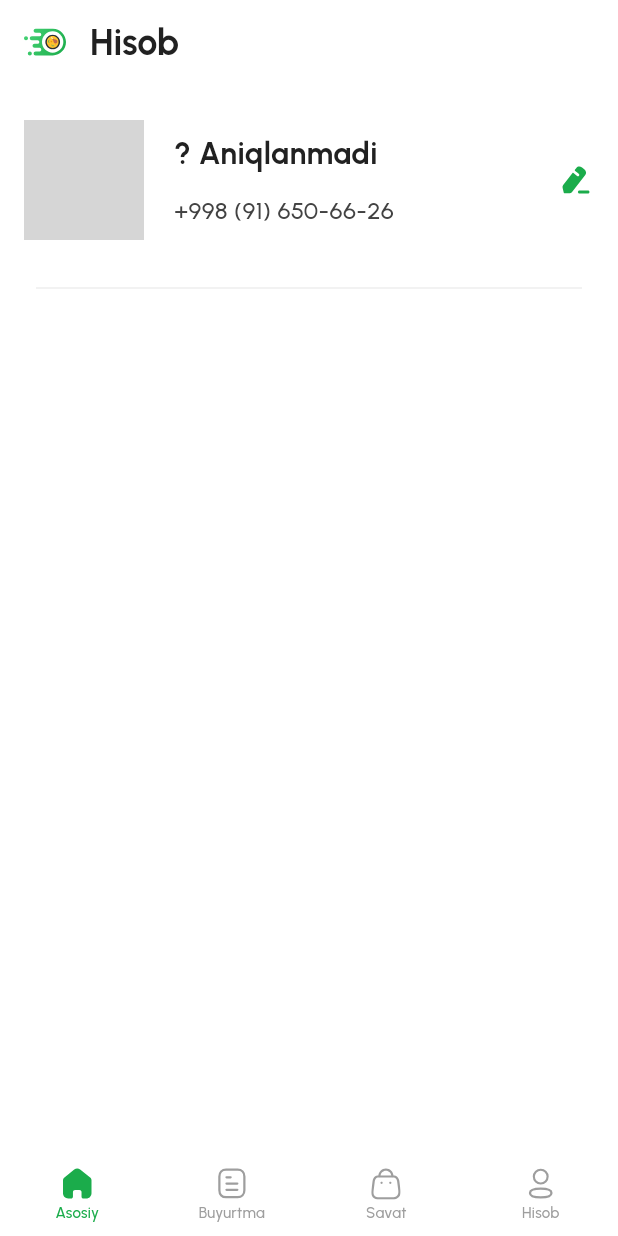
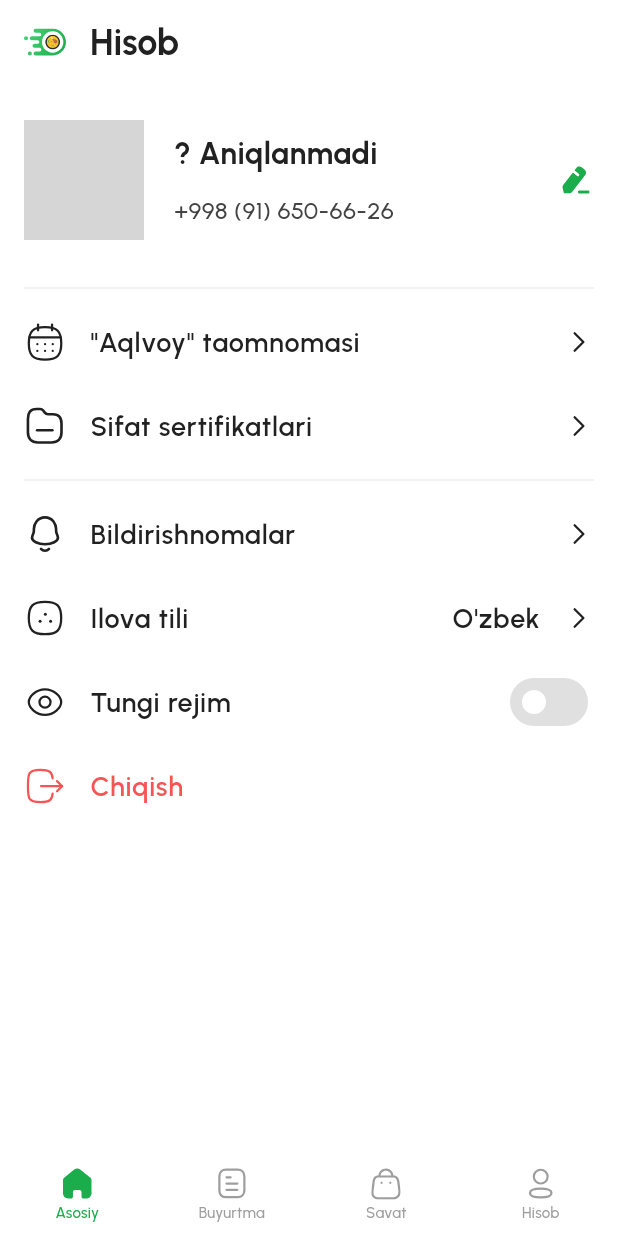
Before and after one commit to mabdubannobov/my_dmtt, a Flutter app: the MainScreen screen opened directly, swiped to page 4, on a phone screen of 412 x 824 dp. Run offline on Flutter 3.47's test engine with Material 3 defaults, Android fonts, the phone set to English and light mode, and no system bars; drawn by our look-alikes of cached_network_image; our stand-ins replace bloc, dio, equatable, flutter_bloc, flutter_svg, hive and 2 more; accounts and stored records are empty; network calls fail; grey boxes are pictures that could not be loaded.

Commit message:
add settings items

```diff
--- a/lib/constants/app_assets.dart
+++ b/lib/constants/app_assets.dart
@@ -44,6 +44,14 @@ class AppIcons extends AssetsFolder {
   String get userFieldFilled => '$basePath/ic-profile-field-filled.svg';
   String get hide => '$basePath/ic-hide.svg';
   String get hideActive => '$basePath/ic-hide-active.svg';
+
+  // Account Screen
+  String get calendar => '$basePath/ic-calendar.svg';
+  String get folder => '$basePath/ic-folder.svg';
+  String get arrowRight => '$basePath/ic-arrow-right.svg';
+  String get language => '$basePath/ic-language.svg';
+  String get show => '$basePath/ic-show.svg';
+  String get logout => '$basePath/ic-logout.svg';
 }
 
 class AppImages extends AssetsFolder {
--- a/lib/features/account/screens/account.dart
+++ b/lib/features/account/screens/account.dart
@@ -5,10 +5,12 @@ import 'package:flutter_bloc/flutter_bloc.dart';
 import 'package:flutter_svg/flutter_svg.dart';
 import 'package:my_dmtt/constants/app_colors.dart';
 import 'package:my_dmtt/features/account/bloc/account_bloc.dart';
+import 'package:my_dmtt/features/account/screens/notifications.dart';
 
 import '../../../constants/app_assets.dart';
 import '../../../constants/app_text_styles.dart';
 import '../../../models/user_model.dart';
+import '../widgets/settings_item.dart';
 
 class AccountScreen extends StatefulWidget {
   const AccountScreen({super.key});
@@ -95,12 +97,65 @@ class _AccountScreenState extends State<AccountScreen> {
               ),
             ),
             Padding(
-              padding: const EdgeInsets.symmetric(horizontal: 24),
+              padding: const EdgeInsets.symmetric(horizontal: 16),
               child: Divider(
                 color: AppColors.greyscaleLight.shade200,
               ),
             ),
-            const ListTile()
+            SettingsItem(
+              leadingIcon: AppAssets.icons.calendar,
+              title: '"Aqlvoy" taomnomasi',
+              onTap: () {},
+            ),
+            SettingsItem(
+              leadingIcon: AppAssets.icons.folder,
+              title: 'Sifat sertifikatlari',
+              onTap: () {},
+            ),
+            Padding(
+              padding: const EdgeInsets.symmetric(horizontal: 16),
+              child: Divider(
+                color: AppColors.greyscaleLight.shade200,
+              ),
+            ),
+            SettingsItem(
+              leadingIcon: AppAssets.icons.notification,
+              title: 'Bildirishnomalar',
+              onTap: () {
+                Navigator.push(
+                  context,
+                  MaterialPageRoute(
+                    builder: (context) => const SettingsNotifications(),
+                  ),
+                );
+              },
+            ),
+            SettingsItem(
+              leadingIcon: AppAssets.icons.language,
+              title: 'Ilova tili',
+              onTap: () {},
+            ),
+            SettingsItem(
+              leadingIcon: AppAssets.icons.show,
+              title: 'Tungi rejim',
+              trailingIcon: Switch(
+                value: false,
+                onChanged: (value) {},
+                activeColor: Colors.white,
+                activeTrackColor: AppColors.primaryLight.shade500,
+                inactiveTrackColor: AppColors.greyscaleLight.shade300,
+                trackOutlineWidth: const WidgetStatePropertyAll(0),
+                trackOutlineColor: WidgetStatePropertyAll(AppColors.greyscaleLight.shade300),
+                inactiveThumbColor: Colors.white,
+              ),
+              onTap: () {},
+            ),
+            SettingsItem(
+              leadingIcon: AppAssets.icons.logout,
+              title: 'Chiqish',
+              trailingIcon: const SizedBox.shrink(),
+              onTap: () {},
+            )
           ],
         );
       },
--- /dev/null
+++ b/lib/features/account/widgets/settings_item.dart
@@ -0,0 +1,54 @@
+import 'package:flutter/material.dart';
+import 'package:flutter_svg/flutter_svg.dart';
+
+import '../../../constants/app_assets.dart';
+import '../../../constants/app_colors.dart';
+import '../../../constants/app_text_styles.dart';
+
+class SettingsItem extends StatelessWidget {
+  const SettingsItem({
+    required this.leadingIcon,
+    required this.title,
+    required this.onTap,
+    this.trailingIcon,
+    super.key,
+  });
+
+  final String leadingIcon;
+  final String title;
+  final Function() onTap;
+  final Widget? trailingIcon;
+
+  @override
+  Widget build(BuildContext context) {
+    return ListTile(
+      contentPadding: const EdgeInsets.symmetric(horizontal: 16),
+      onTap: onTap,
+      leading: SvgPicture.asset(
+        leadingIcon,
+        width: 28,
+        height: 28,
+      ),
+      title: Row(
+        children: [
+          Text(
+            title,
+            style: AppTextStyles.semiBoldStyle.copyWith(
+              fontSize: 18,
+              color: title == 'Chiqish' ? AppColors.error : AppColors.greyscaleLight.shade900,
+            ),
+          ),
+          const Spacer(),
+          Text(
+            title == "Ilova tili" ? "O'zbek" : "",
+            style: AppTextStyles.semiBoldStyle.copyWith(
+              fontSize: 18,
+              color: AppColors.greyscaleLight.shade900,
+            ),
+          ),
+        ],
+      ),
+      trailing: trailingIcon ?? SvgPicture.asset(AppAssets.icons.arrowRight),
+    );
+  }
+}
```
Also changed, not shown: lib/features/account/screens/notifications.dart (added, +123 -0 lines), assets/icons/ic-arrow-right.svg (added), assets/icons/ic-calendar.svg (added), assets/icons/ic-folder.svg (added), assets/icons/ic-language.svg (added), assets/icons/ic-logout.svg (added), assets/icons/ic-show.svg (added).
